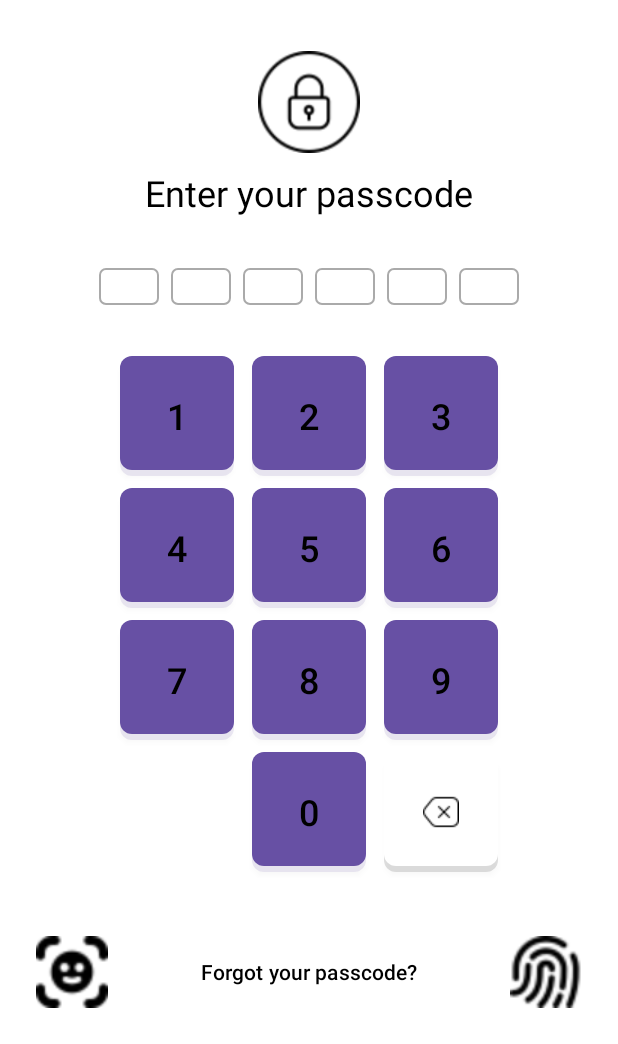
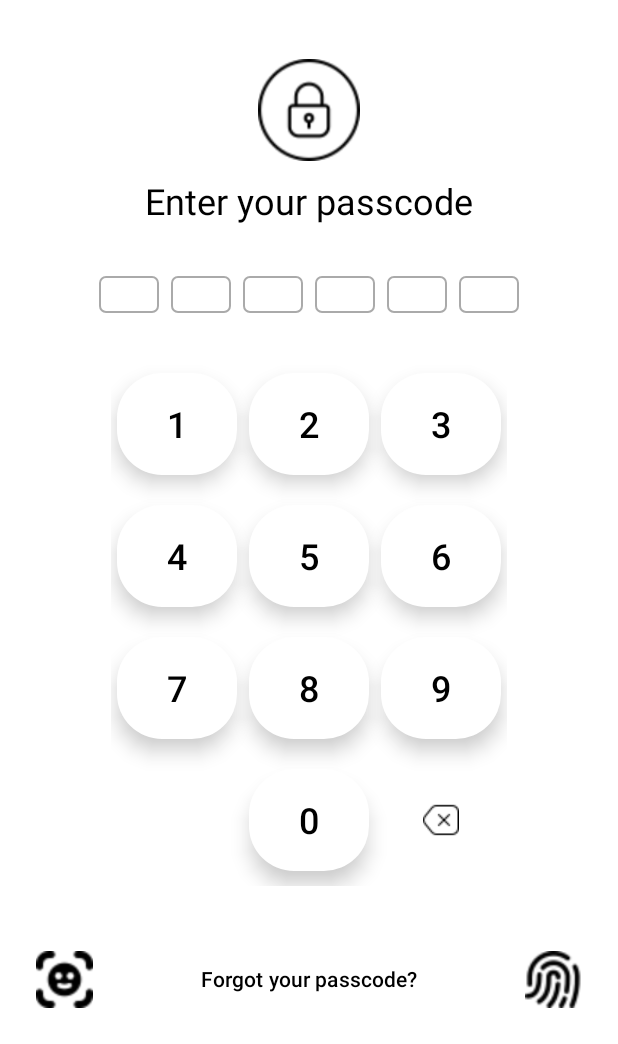
Before and after one commit to nonshas20/Leenk, an Android app: the LoginPasscodeActivity screen opened directly, with no data from a screen before it, on a phone screen of 412 x 824 dp, the part 192-1236 px from its top. Run offline under Robolectric (Android 15) with nearby library versions, the phone set to English and light mode, and no system bars; our stand-ins replace Firebase (no records; nobody signed in at launch, a user with empty details on screens opened directly).

Commit message:
-latest pls

```diff
--- a/app/src/main/res/layout/activity_login_passcode.xml
+++ b/app/src/main/res/layout/activity_login_passcode.xml
@@ -139,46 +139,55 @@
             <Button
                 android:id="@+id/btn1"
                 style="@style/NumberPadButtonWhite"
+                app:backgroundTint="@android:color/white"
                 android:text="1" />
 
             <Button
                 android:id="@+id/btn2"
                 style="@style/NumberPadButtonWhite"
+                app:backgroundTint="@android:color/white"
                 android:text="2" />
 
             <Button
                 android:id="@+id/btn3"
                 style="@style/NumberPadButtonWhite"
+                app:backgroundTint="@android:color/white"
                 android:text="3" />
 
             <Button
                 android:id="@+id/btn4"
                 style="@style/NumberPadButtonWhite"
+                app:backgroundTint="@android:color/white"
                 android:text="4" />
 
             <Button
                 android:id="@+id/btn5"
                 style="@style/NumberPadButtonWhite"
+                app:backgroundTint="@android:color/white"
                 android:text="5" />
 
             <Button
                 android:id="@+id/btn6"
                 style="@style/NumberPadButtonWhite"
+                app:backgroundTint="@android:color/white"
                 android:text="6" />
 
             <Button
                 android:id="@+id/btn7"
                 style="@style/NumberPadButtonWhite"
+                app:backgroundTint="@android:color/white"
                 android:text="7" />
 
             <Button
                 android:id="@+id/btn8"
                 style="@style/NumberPadButtonWhite"
+                app:backgroundTint="@android:color/white"
                 android:text="8" />
 
             <Button
                 android:id="@+id/btn9"
                 style="@style/NumberPadButtonWhite"
+                app:backgroundTint="@android:color/white"
                 android:text="9" />
 
             <Space
@@ -188,6 +197,7 @@
             <Button
                 android:id="@+id/btn0"
                 style="@style/NumberPadButtonWhite"
+                app:backgroundTint="@android:color/white"
                 android:text="0" />
 
             <ImageButton
@@ -210,8 +220,8 @@
 
         <ImageButton
             android:id="@+id/btnFaceLogin"
-            android:layout_width="64dp"
-            android:layout_height="64dp"
+            android:layout_width="54dp"
+            android:layout_height="54dp"
             android:src="@drawable/facerecognition"
             android:background="?attr/selectableItemBackground"
             android:adjustViewBounds="true"
@@ -233,8 +243,8 @@
 
         <ImageButton
             android:id="@+id/btnFingerprintLogin"
-            android:layout_width="64dp"
-            android:layout_height="64dp"
+            android:layout_width="54dp"
+            android:layout_height="54dp"
             android:src="@drawable/fingerprint"
             android:background="?attr/selectableItemBackground"
             android:adjustViewBounds="true"
--- a/app/src/main/res/values/styles.xml
+++ b/app/src/main/res/values/styles.xml
@@ -1,8 +1,8 @@
 <?xml version="1.0" encoding="utf-8"?>
 <resources>
-    <!-- Base application theme. -->
+
     <style name="AppTheme" parent="Theme.AppCompat.Light.NoActionBar">
-        <!-- Customize your app's base theme here if needed -->
+
     </style>
 
     <style name="NumberPadButton" parent="Widget.MaterialComponents.Button">
@@ -12,15 +12,19 @@
         <item name="cornerRadius">40dp</item>
     </style>
 
-    <style name="NumberPadButtonWhite" parent="Widget.AppCompat.Button">
+    <style name="NumberPadButtonWhite" parent="Widget.MaterialComponents.Button.OutlinedButton">
         <item name="android:layout_width">80dp</item>
         <item name="android:layout_height">80dp</item>
         <item name="android:textSize">24sp</item>
         <item name="android:textColor">@android:color/black</item>
-        <item name="android:background">@drawable/white_button_background</item>
+        <item name="backgroundTint">@android:color/white</item>
+        <item name="cornerRadius">30dp</item>
+        <item name="strokeColor">@android:color/darker_gray</item>
+        <item name="strokeWidth">0dp</item>
+        <item name="android:elevation">8dp</item>
     </style>
 
-    <!-- Style for the number pad buttons -->
+
 
 
     <style name="AmountCardStyle">
```
